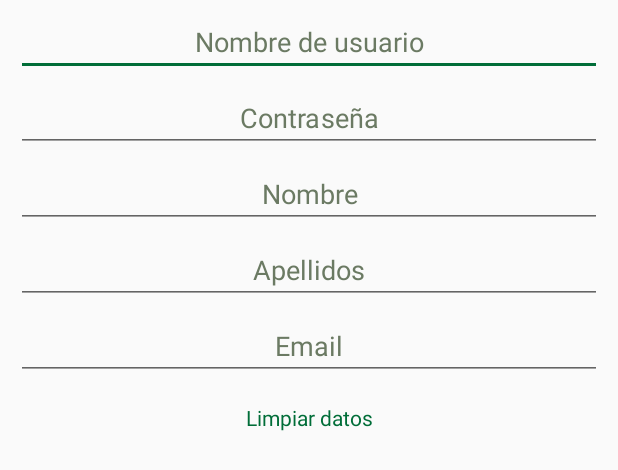
After one commit to scg00046/VirtualPresentation_app, an Android app: the layout alertdialog_register.xml on its own in the app's theme, with its tools: preview values and no code run, on a phone screen of 412 x 824 dp. The commit adds this screen. Shown: the top 470 px of the screen. Run offline under Robolectric (Android 15) with nearby library versions, the phone set to English and light mode, and no system bars; network calls fail; Roboto replaces fonts that are not available here.

Commit message:
Peticiones con autenticación (token) y registro de usuarios

```diff
--- a/app/src/main/java/es/ujaen/virtualpresentation/activities/ui/delete/DeleteFragment.java
+++ b/app/src/main/java/es/ujaen/virtualpresentation/activities/ui/delete/DeleteFragment.java
@@ -79,7 +79,6 @@ public class DeleteFragment extends Fragment {
                 builder.setPositiveButton("Sí", new DialogInterface.OnClickListener() {
                     @Override
                     public void onClick(DialogInterface dialog, int which) {
-                        Toast.makeText(context, "Sí", Toast.LENGTH_SHORT).show();
                         con.deletePresentation(presentacion);
                     }
                 });
--- a/app/src/main/java/es/ujaen/virtualpresentation/data/Constant.java
+++ b/app/src/main/java/es/ujaen/virtualpresentation/data/Constant.java
@@ -22,6 +22,8 @@ public class Constant {
 
     public static final String ROOM_SOCKET = "virtualPresentations";
 
+    public static final String HEADER_AUT = "Autenticacion";
+
     /**
      * Obtiene la url completa para el usuario
      * @param usuario autenticado
--- a/app/src/main/java/es/ujaen/virtualpresentation/data/Preferences.java
+++ b/app/src/main/java/es/ujaen/virtualpresentation/data/Preferences.java
@@ -23,6 +23,7 @@ public class Preferences {
         editor.putString("nombre",u.getNombre());
         editor.putString("apellidos",u.getApellidos());
         editor.putBoolean("permanente", guardar);
+        editor.putString("token", u.getToken());
         editor.commit();
     }
 
@@ -48,7 +49,8 @@ public class Preferences {
         String usuario = sp.getString("nombreusuario", "");
         String nombre = sp.getString("nombre", "");
         String apellidos = sp.getString("apellidos", "");
-        User user = new User(id, usuario, nombre, apellidos);
+        String token = sp.getString("token", "");
+        User user = new User(id, usuario, nombre, apellidos, token);
         return user;
     }
 
--- /dev/null
+++ b/app/src/main/res/layout/alertdialog_register.xml
@@ -0,0 +1,90 @@
+<?xml version="1.0" encoding="utf-8"?>
+<LinearLayout xmlns:android="http://schemas.android.com/apk/res/android"
+    xmlns:tools="http://schemas.android.com/tools"
+    android:orientation="vertical"
+    android:layout_width="match_parent"
+    android:layout_height="match_parent"
+    android:id="@+id/alertdialog_register"
+    android:padding="5dp"
+    tools:ignore="MissingDefaultResource">
+
+
+    <EditText
+        android:id="@+id/reg_username"
+        android:layout_width="match_parent"
+        android:layout_height="wrap_content"
+        android:layout_marginLeft="5dp"
+        android:layout_marginRight="5dp"
+        android:layout_marginBottom="5dp"
+        android:ems="45"
+        android:hint="Nombre de usuario"
+        android:inputType="textPersonName"
+        android:textAlignment="center"
+        android:textColorHint="@color/colorPrimaryDark" />
+
+    <EditText
+        android:id="@+id/reg_pass"
+        android:layout_width="match_parent"
+        android:layout_height="wrap_content"
+        android:layout_marginLeft="5dp"
+        android:layout_marginRight="5dp"
+        android:layout_marginBottom="5dp"
+        android:ems="45"
+        android:hint="Contraseña"
+        android:inputType="textPassword"
+        android:textAlignment="center"
+        android:textColorHint="@color/colorPrimaryDark" />
+
+    <EditText
+        android:id="@+id/reg_name"
+        android:layout_width="match_parent"
+        android:layout_height="wrap_content"
+        android:layout_marginLeft="5dp"
+        android:layout_marginRight="5dp"
+        android:layout_marginBottom="5dp"
+        android:ems="45"
+        android:hint="Nombre"
+        android:inputType="textPersonName"
+        android:textAlignment="center"
+        android:textColorHint="@color/colorPrimaryDark" />
+
+    <EditText
+        android:id="@+id/reg_lastname"
+        android:layout_width="match_parent"
+        android:layout_height="wrap_content"
+        android:layout_marginLeft="5dp"
+        android:layout_marginRight="5dp"
+        android:layout_marginBottom="5dp"
+        android:ems="45"
+        android:hint="Apellidos"
+        android:inputType="textPersonName"
+        android:textAlignment="center"
+        android:textColorHint="@color/colorPrimaryDark" />
+
+    <EditText
+        android:id="@+id/reg_email"
+        android:layout_width="match_parent"
+        android:layout_height="wrap_content"
+        android:layout_marginLeft="5dp"
+        android:layout_marginRight="5dp"
+        android:layout_marginBottom="5dp"
+        android:autoLink="email"
+        android:ems="45"
+        android:hint="Email"
+        android:inputType="textEmailAddress"
+        android:textAlignment="center"
+        android:textColorHint="@color/colorPrimaryDark" />
+
+    <TextView
+        android:id="@+id/reg_clean"
+        android:layout_width="match_parent"
+        android:layout_height="wrap_content"
+        android:layout_marginLeft="5dp"
+        android:layout_marginTop="10dp"
+        android:layout_marginRight="5dp"
+        android:layout_marginBottom="5dp"
+        android:textAlignment="center"
+        android:textColor="@color/colorAccent"
+        android:text="Limpiar datos" />
+
+</LinearLayout>
```
Also changed, not shown: app/src/main/java/es/ujaen/virtualpresentation/activities/LoginActivity.java (+103 -2 lines), app/src/main/java/es/ujaen/virtualpresentation/connection/Connection.java (+81 -22 lines), app/src/main/java/es/ujaen/virtualpresentation/connection/UploadFile.java (+11 -11 lines), app/src/main/java/es/ujaen/virtualpresentation/data/User.java (+15 -1 lines), app/src/main/res/layout/activity_login.xml (+47 -29 lines).
